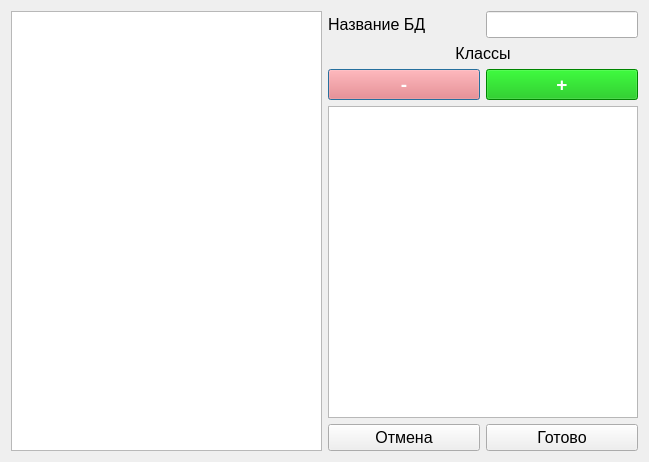
layxproud/FileManagerVega, file classifywindow.ui: the form before one commit.
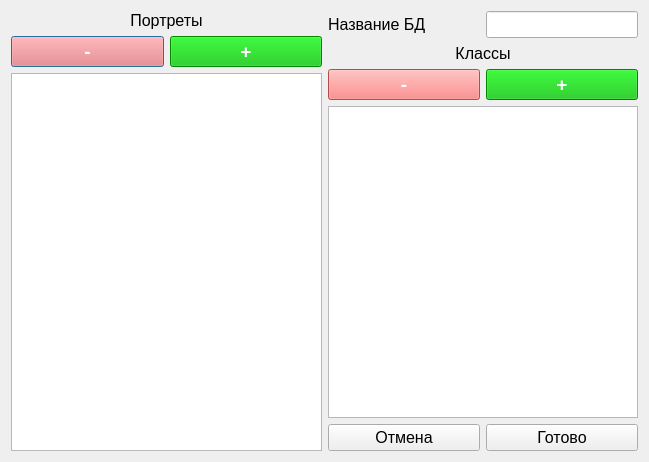
The form after the commit.

Diff of the .ui file:
```diff
--- a/classifywindow.ui
+++ b/classifywindow.ui
@@ -20,13 +20,80 @@
   </property>
   <layout class="QHBoxLayout" name="horizontalLayout">
    <item>
-    <widget class="QListWidget" name="portraitsList">
-     <property name="font">
-      <font>
-       <pointsize>12</pointsize>
-      </font>
+    <layout class="QVBoxLayout" name="verticalLayout">
+     <property name="leftMargin">
+      <number>0</number>
      </property>
-    </widget>
+     <item>
+      <widget class="QLabel" name="label_2">
+       <property name="text">
+        <string>Портреты</string>
+       </property>
+       <property name="alignment">
+        <set>Qt::AlignCenter</set>
+       </property>
+      </widget>
+     </item>
+     <item>
+      <layout class="QHBoxLayout" name="buttonsLayout_3">
+       <item>
+        <widget class="QPushButton" name="removePortraitButton">
+         <property name="font">
+          <font>
+           <pointsize>14</pointsize>
+           <bold>true</bold>
+          </font>
+         </property>
+         <property name="styleSheet">
+          <string notr="true">#removePortraitButton {
+background-color: rgb(255, 105, 105);
+color: white;
+}
+
+#removePortraitButton:hover {
+    background-color: rgb(191, 79, 79); 
+}</string>
+         </property>
+         <property name="text">
+          <string>-</string>
+         </property>
+        </widget>
+       </item>
+       <item>
+        <widget class="QPushButton" name="addPortraitButton">
+         <property name="font">
+          <font>
+           <pointsize>14</pointsize>
+           <bold>true</bold>
+          </font>
+         </property>
+         <property name="styleSheet">
+          <string notr="true">#addPortraitButton {
+background-color: rgb(0, 186, 0);
+color: white;
+}
+
+#addPortraitButton:hover {
+    background-color:rgb(0, 140, 0) ; 
+}</string>
+         </property>
+         <property name="text">
+          <string>+</string>
+         </property>
+        </widget>
+       </item>
+      </layout>
+     </item>
+     <item>
+      <widget class="QListWidget" name="portraitsList">
+       <property name="font">
+        <font>
+         <pointsize>12</pointsize>
+        </font>
+       </property>
+      </widget>
+     </item>
+    </layout>
    </item>
    <item>
     <layout class="QVBoxLayout" name="rightLayout">
```
